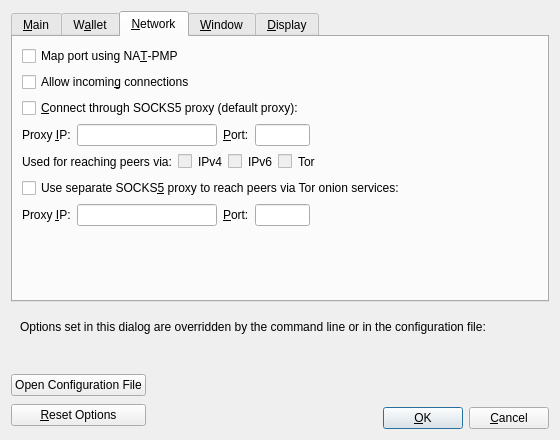
This is src/qt/forms/optionsdialog.ui in rebroad/bitcoin as Qt 5 draws it before an edit. The edited form follows.
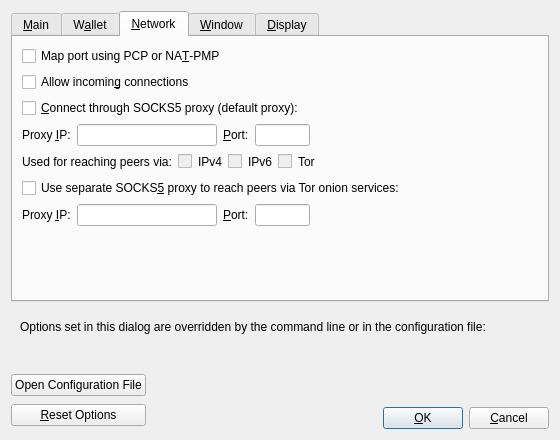
This is the edited form. The open tabs and pages were chosen to show the change. Custom widgets are drawn as their Qt base class.

Commit message:
qt: Changes for built-in PCP+NAT-PMP
Change option help, and remove conditionals.

```diff
--- a/src/qt/forms/optionsdialog.ui
+++ b/src/qt/forms/optionsdialog.ui
@@ -321,7 +321,7 @@
           <string>Automatically open the Bitcoin client port on the router. This only works when your router supports NAT-PMP and it is enabled. The external port could be random.</string>
          </property>
          <property name="text">
-          <string>Map port using NA&amp;T-PMP</string>
+          <string>Map port using PCP or NA&amp;T-PMP</string>
          </property>
         </widget>
        </item>
```
Left out of the diff: 2 changed lines with no effect on the pictures.
